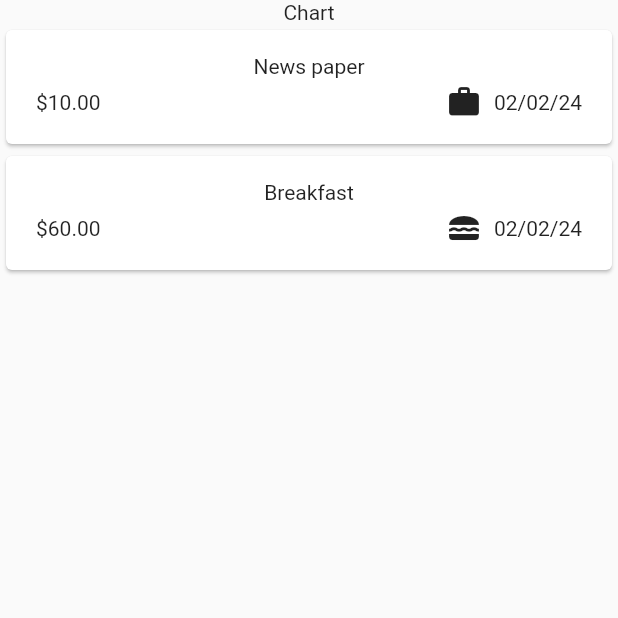
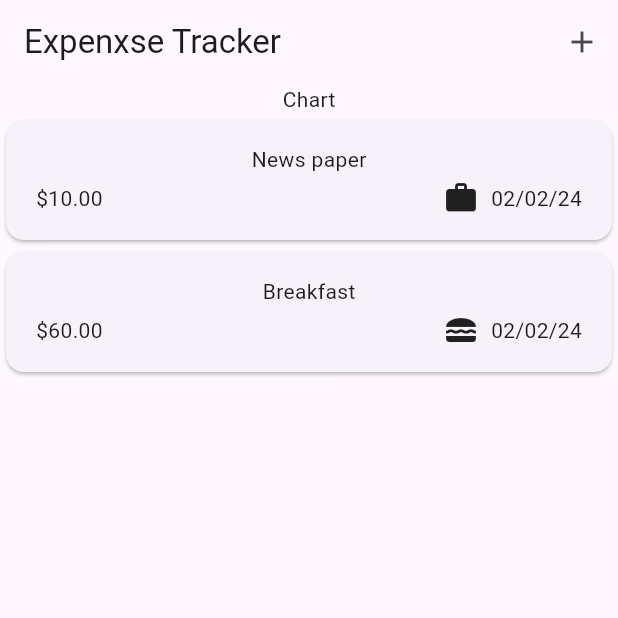
Before and after one commit to demonking15543/expense_tracker, a Flutter app: the screen it shows after launch, on a phone screen of 412 x 824 dp, the top half of it. Run offline on Flutter 3.47's test engine with Material 2 defaults, Android fonts, the phone set to English and light mode, and no system bars.

Commit message:
title and app bar added

```diff
--- a/lib/main.dart
+++ b/lib/main.dart
@@ -4,8 +4,9 @@ import 'package:flutter/material.dart';
 
 void main() {
   runApp(
-    const  MaterialApp(
-      home:  Expenses(),
+      MaterialApp(
+      theme: ThemeData(useMaterial3: true),
+      home: const  Expenses(),
     ),
   );
 }
--- a/lib/widgets/expenses.dart
+++ b/lib/widgets/expenses.dart
@@ -30,6 +30,15 @@ class _ExpensesState extends State<Expenses>{
   @override
   Widget build(BuildContext context){
     return Scaffold(
+
+      appBar: AppBar(
+        title: const Text("Expenxse Tracker") ,
+        actions: [
+          IconButton(
+            onPressed: (){},
+             icon: const Icon(Icons.add))
+        ],
+      ),
       body: Column(
        children:  [
         const Text('Chart'),
```
